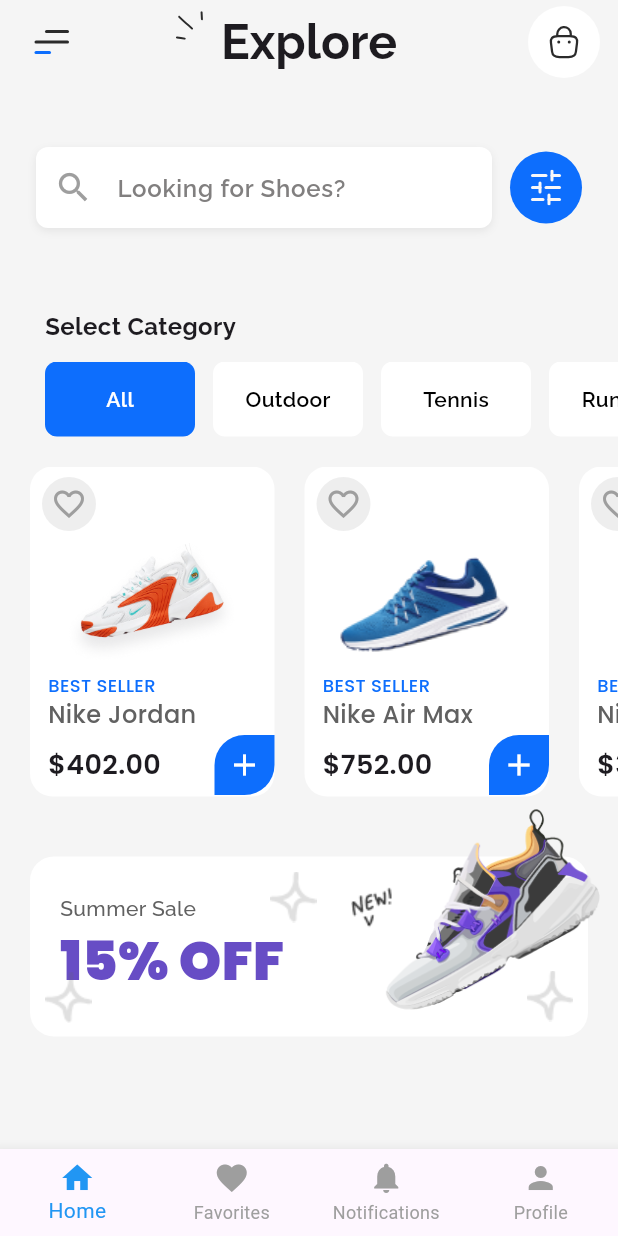
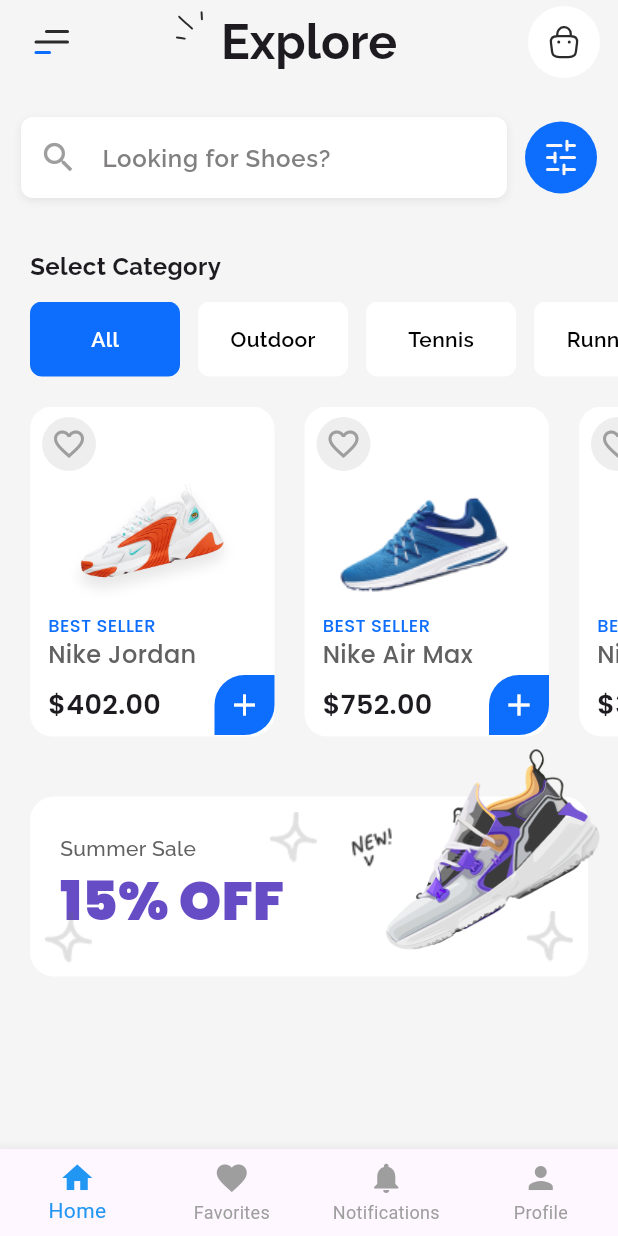
Before and after one commit to kalejaiyeoluwadara/nike_app, a Flutter app: the screen it shows after launch, on a phone screen of 412 x 824 dp. Run offline on Flutter 3.47's test engine with Material 3 defaults, Android fonts, the phone set to English and light mode, and no system bars; our stand-ins replace curved_navigation_bar, flutter_svg, google_fonts, google_nav_bar, hidden_drawer_menu.

Commit message:
Refactor navigation and layout for improved usability; update margins in category selector and search bar

```diff
--- a/lib/components/bottom_nav.dart
+++ b/lib/components/bottom_nav.dart
@@ -1,8 +1,10 @@
 import 'package:curved_navigation_bar/curved_navigation_bar.dart';
 import 'package:flutter/material.dart';
-import 'package:ui/navtest/nav_page.dart';
 import 'package:ui/components/icon.dart';
 import 'package:ui/pages/favorites_page.dart';
+import 'package:ui/pages/home_page.dart';
+import 'package:ui/pages/notifications_page.dart';
+import 'package:ui/pages/profile_page.dart';
 
 class NavBarHandler extends StatefulWidget {
   const NavBarHandler({super.key});
@@ -13,24 +15,34 @@ class NavBarHandler extends StatefulWidget {
 
 class _NavBarHandlerState extends State<NavBarHandler> {
   int _currentIndex = 0;
+  final PageController _pageController = PageController();
 
+  // List of icon asset paths
   final List<String> iconPaths = [
     'assets/images/home.svg',
     'assets/images/heart.svg',
-    'assets/images/bag.svg',
     'assets/images/bell.svg',
     'assets/images/person.svg',
   ];
 
+  // List of corresponding page widgets
   final List<Widget> _pages = [
     const HomePage(),
     const FavoritesPage(),
-    const FavoritesPage(), // Replace with actual pages for these indices
-    const FavoritesPage(),
-    const FavoritesPage(),
+    const NotificationsPage(),
+    ProfilePage(),
+  ];
+
+  // List of titles for AppBar
+  final List<String> _titles = [
+    'Home',
+    'Favorites',
+    'Notifications',
+    'Profile',
   ];
 
   void _onTabTapped(int index) {
+    _pageController.jumpToPage(index);
     setState(() {
       _currentIndex = index;
     });
@@ -39,7 +51,20 @@ class _NavBarHandlerState extends State<NavBarHandler> {
   @override
   Widget build(BuildContext context) {
     return Scaffold(
-      body: _pages[_currentIndex],
+      appBar: AppBar(
+        title: Text(_titles[_currentIndex]),
+        centerTitle: true,
+        backgroundColor: const Color.fromRGBO(13, 110, 253, 1),
+      ),
+      body: PageView(
+        controller: _pageController,
+        onPageChanged: (index) {
+          setState(() {
+            _currentIndex = index;
+          });
+        },
+        children: _pages,
+      ),
       bottomNavigationBar: CurvedNavigationBar(
         backgroundColor: Colors.transparent,
         animationDuration: const Duration(milliseconds: 400),
@@ -48,7 +73,9 @@ class _NavBarHandlerState extends State<NavBarHandler> {
         index: _currentIndex,
         items: List.generate(iconPaths.length, (index) {
           final isActive = _currentIndex == index;
-          return Container(
+          return Tooltip(
+            message: _titles[index],
+            child: Container(
               decoration: BoxDecoration(
                 color: isActive
                     ? const Color.fromRGBO(13, 110, 253, 1)
@@ -60,6 +87,7 @@ class _NavBarHandlerState extends State<NavBarHandler> {
                 assetName: iconPaths[index],
                 color: isActive ? Colors.white : Colors.black,
               ),
+            ),
           );
         }),
         onTap: _onTabTapped,
--- a/lib/components/category_selector.dart
+++ b/lib/components/category_selector.dart
@@ -18,7 +18,7 @@ class CategorySelector extends StatelessWidget {
     return Column(
       children: [
         Container(
-          margin: const EdgeInsets.symmetric(horizontal: 30, vertical: 12),
+          margin: const EdgeInsets.symmetric(horizontal: 20, vertical: 12),
           child: Row(
             mainAxisAlignment: MainAxisAlignment.spaceBetween,
             children: [
@@ -34,7 +34,7 @@ class CategorySelector extends StatelessWidget {
         ),
         Container(
           height: 50,
-          margin: const EdgeInsets.only(left: 30),
+          margin: const EdgeInsets.only(left: 20),
           child: ListView.builder(
             scrollDirection: Axis.horizontal,
             itemCount: categories.length,
--- a/lib/components/search_bar.dart
+++ b/lib/components/search_bar.dart
@@ -8,8 +8,8 @@ class SearchBarP extends StatelessWidget {
   @override
   Widget build(BuildContext context) {
     return Container(
-      margin: const EdgeInsets.all(12),
-      padding: const EdgeInsets.symmetric(horizontal: 12, vertical: 30),
+      margin: const EdgeInsets.all(2),
+      padding: const EdgeInsets.symmetric(horizontal: 12, vertical: 20),
       decoration: BoxDecoration(
         borderRadius: BorderRadius.circular(12),
       ),
```
Lines whose indentation alone changed are shown as unchanged.
